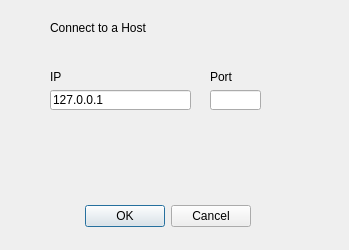
Before: the Qt Designer form connectionsetup.ui in ketro96/Hangman, drawn with Qt 5.
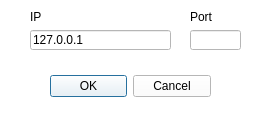
After: the same form once the commit is applied.

```diff
--- a/connectionsetup.ui
+++ b/connectionsetup.ui
@@ -6,19 +6,22 @@
    <rect>
     <x>0</x>
     <y>0</y>
-    <width>349</width>
-    <height>250</height>
+    <width>274</width>
+    <height>115</height>
    </rect>
   </property>
   <property name="windowTitle">
-   <string>Dialog</string>
+   <string>Connect to a host</string>
+  </property>
+  <property name="styleSheet">
+   <string notr="true">background:rgb(255, 255, 255)</string>
   </property>
   <widget class="QDialogButtonBox" name="buttonBox">
    <property name="geometry">
     <rect>
-     <x>20</x>
-     <y>200</y>
-     <width>231</width>
+     <x>50</x>
+     <y>70</y>
+     <width>161</width>
      <height>32</height>
     </rect>
    </property>
@@ -32,8 +35,8 @@
   <widget class="QLineEdit" name="edtPort">
    <property name="geometry">
     <rect>
-     <x>210</x>
-     <y>90</y>
+     <x>190</x>
+     <y>30</y>
      <width>51</width>
      <height>20</height>
     </rect>
@@ -42,8 +45,8 @@
   <widget class="QLabel" name="lblPort">
    <property name="geometry">
     <rect>
-     <x>210</x>
-     <y>70</y>
+     <x>190</x>
+     <y>10</y>
      <width>47</width>
      <height>13</height>
     </rect>
@@ -55,8 +58,8 @@
   <widget class="QLineEdit" name="edtIpAdress">
    <property name="geometry">
     <rect>
-     <x>50</x>
-     <y>90</y>
+     <x>30</x>
+     <y>30</y>
      <width>141</width>
      <height>20</height>
     </rect>
@@ -68,8 +71,8 @@
   <widget class="QLabel" name="lblIP">
    <property name="geometry">
     <rect>
-     <x>50</x>
-     <y>70</y>
+     <x>30</x>
+     <y>10</y>
      <width>47</width>
      <height>13</height>
     </rect>
@@ -78,32 +81,6 @@
     <string>IP</string>
    </property>
   </widget>
-  <widget class="QLabel" name="label">
-   <property name="geometry">
-    <rect>
-     <x>50</x>
-     <y>20</y>
-     <width>161</width>
-     <height>16</height>
-    </rect>
-   </property>
-   <property name="text">
-    <string>Connect to a Host</string>
-   </property>
-  </widget>
-  <widget class="QLabel" name="lblStatus">
-   <property name="geometry">
-    <rect>
-     <x>50</x>
-     <y>50</y>
-     <width>171</width>
-     <height>16</height>
-    </rect>
-   </property>
-   <property name="text">
-    <string/>
-   </property>
-  </widget>
  </widget>
  <resources/>
  <connections>
```
